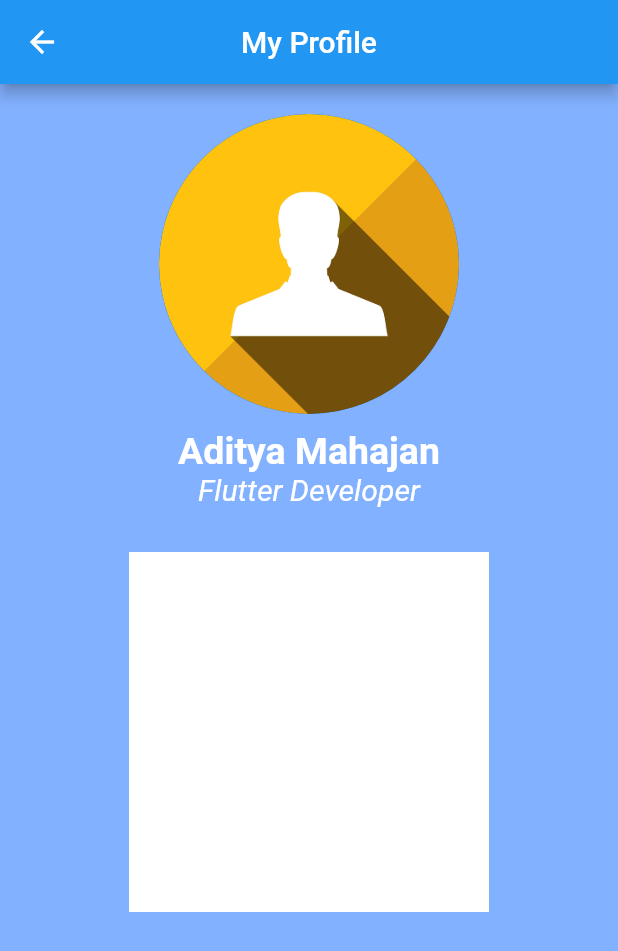
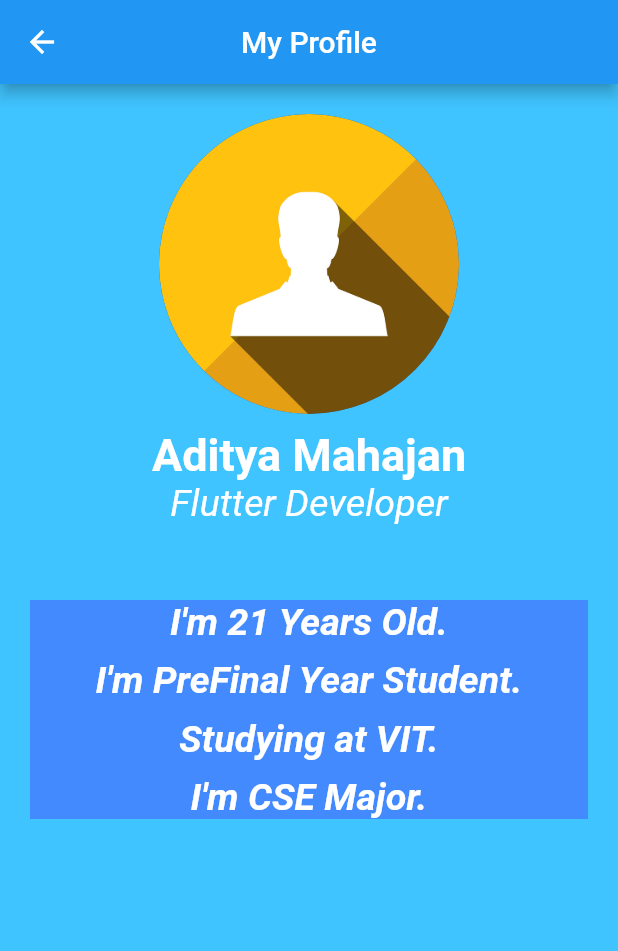
Before and after one commit to aditya-mahajan15/Resume_Application, a Flutter app: the screen it shows after launch, after a tap on "My Profile", on a phone screen of 412 x 824 dp. Shown: the top 951 px of the screen. Run offline on Flutter 3.47's test engine with Material 2 defaults, Android fonts, the phone set to English and light mode, and no system bars; network calls fail; Roboto replaces fonts that are missing (Lobster).

Commit message:
Profile Updated

```diff
--- a/lib/main.dart
+++ b/lib/main.dart
@@ -1,4 +1,3 @@
-import 'package:flutter/cupertino.dart';
 import 'package:flutter/material.dart';
 import 'package:sample/screens/profile.dart';
 
@@ -12,33 +11,59 @@ class MyApp extends StatelessWidget {
   Widget build(BuildContext context) {
     return Scaffold(
       backgroundColor: Colors.blueAccent[100],
-      appBar: AppBar(title: Text("My Resume"),centerTitle: true,),
+      appBar: AppBar(
+        title: Text("My Resume"),
+        centerTitle: true,
+      ),
       drawer: Drawer(
         child: Container(
           color: Colors.blueAccent[100],
-          child: SafeArea(child: Column(
+          child: SafeArea(
+              child: Column(
             children: <Widget>[
               GestureDetector(
-                onTap: () {Navigator.push(context, MaterialPageRoute(builder: (context) => ProfileScreen()));},
+                onTap: () {
+                  Navigator.push(context,
+                      MaterialPageRoute(builder: (context) => ProfileScreen()));
+                },
                 child: ListTile(
                   leading: Icon(Icons.person, size: 45, color: Colors.white),
-                  title: Text('My Profile',style: TextStyle(color: Colors.white,fontSize: 18),),
+                  title: Text(
+                    'My Profile',
+                    style: TextStyle(color: Colors.white, fontSize: 18),
                   ),
                 ),
-              SizedBox(height: 10,),
+              ),
+              SizedBox(
+                height: 10,
+              ),
               ListTile(
                 leading: Icon(Icons.book, size: 45, color: Colors.white),
-                title: Text('Education',style: TextStyle(color: Colors.white,fontSize: 18),),
+                title: Text(
+                  'Education',
+                  style: TextStyle(color: Colors.white, fontSize: 18),
                 ),
-              SizedBox(height: 10,),
+              ),
+              SizedBox(
+                height: 10,
+              ),
               ListTile(
                 leading: Icon(Icons.gamepad, size: 45, color: Colors.white),
-                title: Text('Hobbies',style: TextStyle(color: Colors.white,fontSize: 18),),
+                title: Text(
+                  'Hobbies',
+                  style: TextStyle(color: Colors.white, fontSize: 18),
                 ),
-              SizedBox(height: 10,),
+              ),
+              SizedBox(
+                height: 10,
+              ),
               ListTile(
-                leading: Icon(Icons.contact_phone, size: 45, color: Colors.white),
-                title: Text('Contact Me',style: TextStyle(color: Colors.white,fontSize: 18),),
+                leading:
+                    Icon(Icons.contact_phone, size: 45, color: Colors.white),
+                title: Text(
+                  'Contact Me',
+                  style: TextStyle(color: Colors.white, fontSize: 18),
+                ),
               ),
             ],
           )),
@@ -49,29 +74,42 @@ class MyApp extends StatelessWidget {
           Row(
             children: <Widget>[
               GestureDetector(
-                onTap: () {Navigator.push(context, MaterialPageRoute(builder: (context) => ProfileScreen()));},
+                onTap: () {
+                  Navigator.push(context,
+                      MaterialPageRoute(builder: (context) => ProfileScreen()));
+                },
                 child: Card(
                   elevation: 5.0,
-                  margin: EdgeInsets.only(top: 20,left: 30),
+                  margin: EdgeInsets.only(top: 20, left: 30),
                   color: Colors.blue[200],
                   child: Column(
                     children: <Widget>[
-                        Image.network("https://image.freepik.com/free-vector/businessman-profile-cartoon_18591-58479.jpg",width: 130,height: 130,),
+                      Image.network(
+                        "https://image.freepik.com/free-vector/businessman-profile-cartoon_18591-58479.jpg",
+                        width: 130,
+                        height: 130,
+                      ),
                       Text("My Profile"),
                     ],
                   ),
                 ),
               ),
-              SizedBox(width: 30,),
+              SizedBox(
+                width: 30,
+              ),
               GestureDetector(
                 onTap: () {},
                 child: Card(
                   elevation: 5.0,
-                  margin: EdgeInsets.only(top: 20,left: 30),
+                  margin: EdgeInsets.only(top: 20, left: 30),
                   color: Colors.blue[200],
                   child: Column(
                     children: <Widget>[
-                      Image.network("https://conceptdraw.com/a1720c3/p4/preview/640/pict--education-application-vector-stencils-library",width: 130,height: 130,),
+                      Image.network(
+                        "https://conceptdraw.com/a1720c3/p4/preview/640/pict--education-application-vector-stencils-library",
+                        width: 130,
+                        height: 130,
+                      ),
                       Text("Education"),
                     ],
                   ),
@@ -79,33 +117,45 @@ class MyApp extends StatelessWidget {
               ),
             ],
           ),
-          SizedBox(height: 20,),
+          SizedBox(
+            height: 20,
+          ),
           Row(
             children: <Widget>[
               GestureDetector(
                 onTap: () {},
                 child: Card(
                   elevation: 5.0,
-                  margin: EdgeInsets.only(top: 20,left: 30),
+                  margin: EdgeInsets.only(top: 20, left: 30),
                   color: Colors.blue[200],
                   child: Column(
                     children: <Widget>[
-                      Image.network("https://image.freepik.com/free-vector/icon-gamepad-play-arcade-video-game-gamer-custom-designcartoon-illustration_185390-205.jpg",width: 130,height: 130,),
+                      Image.network(
+                        "https://image.freepik.com/free-vector/icon-gamepad-play-arcade-video-game-gamer-custom-designcartoon-illustration_185390-205.jpg",
+                        width: 130,
+                        height: 130,
+                      ),
                       Text("Hobbies"),
                     ],
                   ),
                 ),
               ),
-              SizedBox(width: 30,),
+              SizedBox(
+                width: 30,
+              ),
               GestureDetector(
                 onTap: () {},
                 child: Card(
                   elevation: 5.0,
-                  margin: EdgeInsets.only(top: 20,left: 30),
+                  margin: EdgeInsets.only(top: 20, left: 30),
                   color: Colors.blue[200],
                   child: Column(
                     children: <Widget>[
-                      Image.network("https://images.all-free-download.com/images/graphiclarge/contact_icons_6815008.jpg",width: 130,height: 130,),
+                      Image.network(
+                        "https://images.all-free-download.com/images/graphiclarge/contact_icons_6815008.jpg",
+                        width: 130,
+                        height: 130,
+                      ),
                       Text("Contact Me"),
                     ],
                   ),
--- a/lib/screens/profile.dart
+++ b/lib/screens/profile.dart
@@ -1,11 +1,17 @@
+import 'dart:ui';
+
 import 'package:flutter/material.dart';
 
 class ProfileScreen extends StatelessWidget {
   @override
   Widget build(BuildContext context) {
     return Scaffold(
-      backgroundColor: Colors.blueAccent[100],
-      appBar: AppBar(title: Text("My Profile"),centerTitle: true,leading: null,),
+      backgroundColor: Colors.lightBlueAccent,
+      appBar: AppBar(
+        title: Text("My Profile"),
+        centerTitle: true,
+        leading: null,
+      ),
       body: ListView(
         children: <Widget>[
           Column(
@@ -17,15 +23,66 @@ class ProfileScreen extends StatelessWidget {
                   radius: 100,
                 ),
               ),
-              SizedBox(height: 10,),
-              Text("Aditya Mahajan",style: TextStyle(fontSize: 25,fontWeight: FontWeight.bold,color: Colors.white),),
-              Text("Flutter Developer",style: TextStyle(fontSize: 20,fontStyle: FontStyle.italic,color: Colors.white),),
-              SizedBox(height: 20,),
+              SizedBox(
+                height: 10,
+              ),
+              Text(
+                "Aditya Mahajan",
+                style: TextStyle(
+                    fontSize: 30,
+                    fontWeight: FontWeight.bold,
+                    color: Colors.white),
+              ),
+              Text(
+                "Flutter Developer",
+                style: TextStyle(
+                    fontSize: 25,
+                    fontStyle: FontStyle.italic,
+                    color: Colors.white),
+              ),
+              SizedBox(
+                height: 30,
+              ),
               Container(
-                color: Colors.white,
-                margin: EdgeInsets.all(10),
-                padding: EdgeInsets.all(120),
-                child: Column(),
+                margin: EdgeInsets.all(20),
+                color: Colors.blueAccent,
+                child: Column(
+                  children: [
+                    Center(
+                      child: Text(
+                        'I\'m 21 Years Old.',
+                        style: kText,
+                      ),
+                    ),
+                    SizedBox(
+                      height: 10,
+                    ),
+                    Center(
+                      child: Text(
+                        'I\'m PreFinal Year Student.',
+                        style: kText,
+                      ),
+                    ),
+                    SizedBox(
+                      height: 10,
+                    ),
+                    Center(
+                      child: Text(
+                        'Studying at VIT.',
+                        style: kText,
+                      ),
+                    ),
+                    SizedBox(
+                      height: 10,
+                    ),
+                    Center(
+                      child: Text(
+                        'I\'m CSE Major.',
+                        style: kText,
+                      ),
+                    ),
+                  ],
+                ),
               ),
             ],
           ),
@@ -34,3 +91,10 @@ class ProfileScreen extends StatelessWidget {
     );
   }
 }
+
+var kText = TextStyle(
+    fontSize: 25.0,
+    fontWeight: FontWeight.bold,
+    fontStyle: FontStyle.italic,
+    color: Colors.white,
+    fontFamily: 'Lobster');
```
Lines whose indentation alone changed are shown as unchanged.
